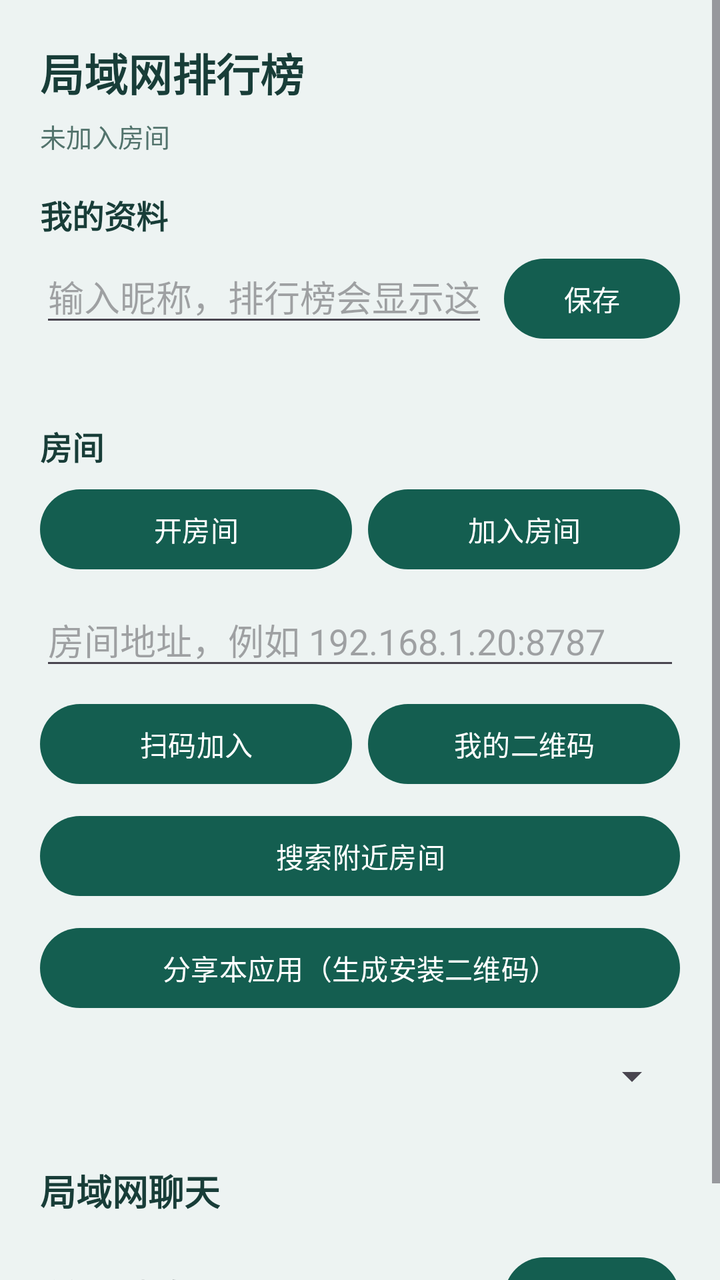
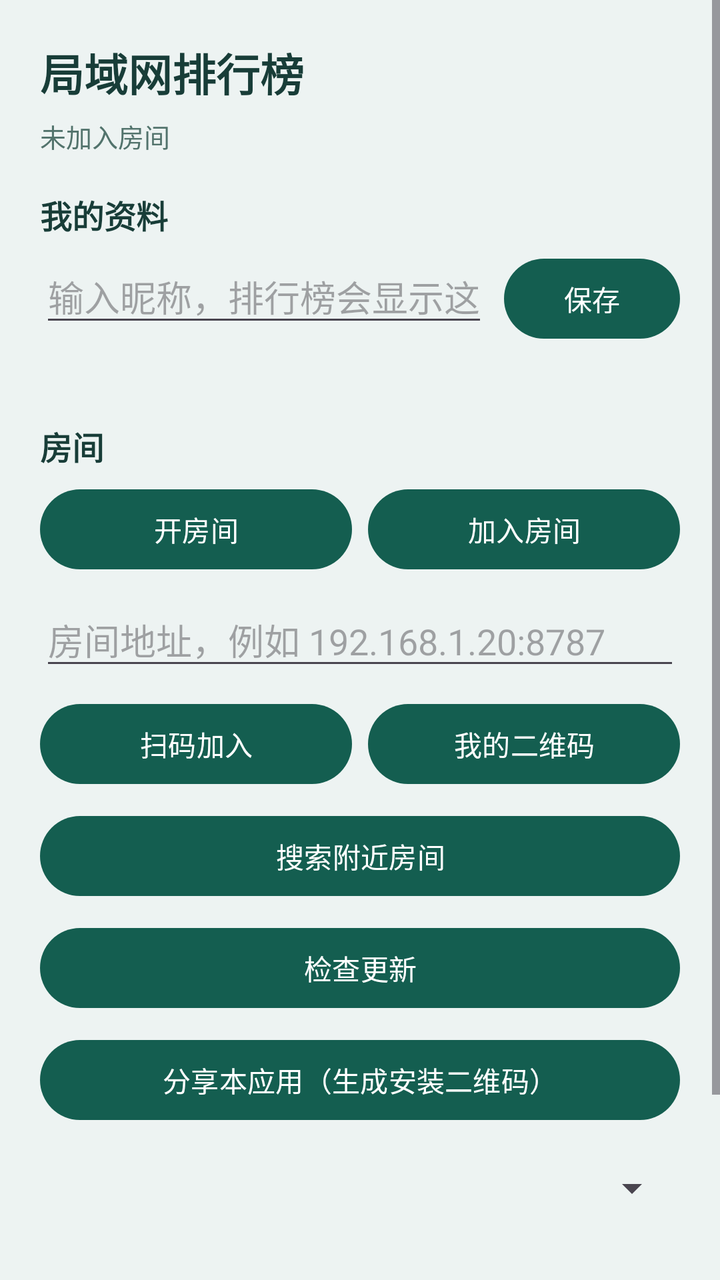

An Android layout rendered at two revisions. The XML below is the earlier revision; the diff shows what the commit changed to produce the second picture.
<!-- AndroidManifest.xml: application theme Theme.CampusSport -->
<!-- res/layout/activity_leaderboard.xml -->
<?xml version="1.0" encoding="utf-8"?>
<ScrollView xmlns:android="http://schemas.android.com/apk/res/android"
    android:layout_width="match_parent"
    android:layout_height="match_parent"
    android:background="@color/brand_bg"
    android:fillViewport="true">

    <LinearLayout
        android:layout_width="match_parent"
        android:layout_height="wrap_content"
        android:orientation="vertical"
        android:padding="20dp">

        <TextView
            android:layout_width="wrap_content"
            android:layout_height="wrap_content"
            android:text="@string/board_title"
            android:textColor="@color/brand_ink"
            android:textSize="22sp"
            android:textStyle="bold" />

        <TextView
            android:id="@+id/roomStatus"
            android:layout_width="match_parent"
            android:layout_height="wrap_content"
            android:layout_marginTop="6dp"
            android:text="@string/room_idle"
            android:textColor="@color/brand_muted"
            android:textSize="13sp" />

        
        <TextView
            android:layout_width="wrap_content"
            android:layout_height="wrap_content"
            android:layout_marginTop="18dp"
            android:text="@string/profile_title"
            android:textColor="@color/brand_ink"
            android:textSize="16sp"
            android:textStyle="bold" />

        <LinearLayout
            android:layout_width="match_parent"
            android:layout_height="wrap_content"
            android:layout_marginTop="6dp"
            android:orientation="horizontal">

            <EditText
                android:id="@+id/usernameInput"
                android:layout_width="0dp"
                android:layout_height="wrap_content"
                android:layout_weight="1"
                android:hint="@string/profile_name_hint"
                android:inputType="textPersonName"
                android:maxLength="20"
                android:maxLines="1" />

            <Button
                android:id="@+id/usernameSave"
                android:layout_width="wrap_content"
                android:layout_height="wrap_content"
                android:layout_marginStart="8dp"
                android:text="@string/profile_save" />
        </LinearLayout>

        <TextView
            android:id="@+id/myDeviceId"
            android:layout_width="match_parent"
            android:layout_height="wrap_content"
            android:layout_marginTop="4dp"
            android:textColor="@color/brand_muted"
            android:textSize="12sp" />

        
        <TextView
            android:layout_width="wrap_content"
            android:layout_height="wrap_content"
            android:layout_marginTop="18dp"
            android:text="@string/room_title"
            android:textColor="@color/brand_ink"
            android:textSize="16sp"
            android:textStyle="bold" />

        <LinearLayout
            android:layout_width="match_parent"
            android:layout_height="wrap_content"
            android:layout_marginTop="6dp"
            android:orientation="horizontal">

            <Button
                android:id="@+id/hostButton"
                android:layout_width="0dp"
                android:layout_height="wrap_content"
                android:layout_weight="1"
                android:text="@string/room_host" />

            <Button
                android:id="@+id/joinButton"
                android:layout_width="0dp"
                android:layout_height="wrap_content"
                android:layout_marginStart="8dp"
                android:layout_weight="1"
                android:text="@string/room_join" />
        </LinearLayout>

        <EditText
            android:id="@+id/roomAddress"
            android:layout_width="match_parent"
            android:layout_height="wrap_content"
            android:layout_marginTop="8dp"
            android:hint="@string/room_address_hint"
            android:inputType="textUri"
            android:maxLines="1" />

        <LinearLayout
            android:layout_width="match_parent"
            android:layout_height="wrap_content"
            android:layout_marginTop="8dp"
            android:orientation="horizontal">

            <Button
                android:id="@+id/scanButton"
                android:layout_width="0dp"
                android:layout_height="wrap_content"
                android:layout_weight="1"
                android:text="@string/room_scan" />

            <Button
                android:id="@+id/showQrButton"
                android:layout_width="0dp"
                android:layout_height="wrap_content"
                android:layout_marginStart="8dp"
                android:layout_weight="1"
                android:text="@string/room_show_qr" />
        </LinearLayout>

        <Button
            android:id="@+id/discoverButton"
            android:layout_width="match_parent"
            android:layout_height="wrap_content"
            android:layout_marginTop="8dp"
            android:text="@string/room_discover" />

        <Button
            android:id="@+id/shareAppButton"
            android:layout_width="match_parent"
            android:layout_height="wrap_content"
            android:layout_marginTop="8dp"
            android:text="@string/share_app" />

        
        <Spinner
            android:id="@+id/rangeSpinner"
            android:layout_width="match_parent"
            android:layout_height="wrap_content"
            android:layout_marginTop="18dp" />

        <LinearLayout
            android:id="@+id/boardBox"
            android:layout_width="match_parent"
            android:layout_height="wrap_content"
            android:layout_marginTop="8dp"
            android:orientation="vertical" />

        
        <TextView
            android:layout_width="wrap_content"
            android:layout_height="wrap_content"
            android:layout_marginTop="24dp"
            android:text="@string/chat_title"
            android:textColor="@color/brand_ink"
            android:textSize="18sp"
            android:textStyle="bold" />

        <LinearLayout
            android:id="@+id/chatBox"
            android:layout_width="match_parent"
            android:layout_height="wrap_content"
            android:layout_marginTop="8dp"
            android:orientation="vertical" />

        <LinearLayout
            android:layout_width="match_parent"
            android:layout_height="wrap_content"
            android:layout_marginTop="8dp"
            android:orientation="horizontal">

            <EditText
                android:id="@+id/chatInput"
                android:layout_width="0dp"
                android:layout_height="wrap_content"
                android:layout_weight="1"
                android:hint="@string/chat_hint"
                android:maxLines="1" />

            <Button
                android:id="@+id/chatSend"
                android:layout_width="wrap_content"
                android:layout_height="wrap_content"
                android:layout_marginStart="8dp"
                android:text="@string/chat_send" />
        </LinearLayout>
    </LinearLayout>
</ScrollView>
<!-- resources referenced by this layout -->
<resources>
  <color name="brand_bg">#EDF3F2</color>
  <color name="brand_ink">#183D38</color>
  <color name="brand_muted">#52736C</color>
  <string name="board_title">局域网排行榜</string>
  <string name="chat_hint">输入消息</string>
  <string name="chat_send">发送</string>
  <string name="chat_title">局域网聊天</string>
  <string name="profile_name_hint">输入昵称，排行榜会显示这个</string>
  <string name="profile_save">保存</string>
  <string name="profile_title">我的资料</string>
  <string name="room_address_hint">房间地址，例如 192.168.1.20:8787</string>
  <string name="room_discover">搜索附近房间</string>
  <string name="room_host">开房间</string>
  <string name="room_idle">未加入房间</string>
  <string name="room_join">加入房间</string>
  <string name="room_scan">扫码加入</string>
  <string name="room_show_qr">我的二维码</string>
  <string name="room_title">房间</string>
  <string name="share_app">分享本应用（生成安装二维码）</string>
  <style name="Theme.CampusSport" parent="Theme.Material3.DayNight.NoActionBar">
          <item name="colorPrimary">@color/brand_green</item>
          <item name="colorOnPrimary">#FFFFFF</item>
          <item name="colorSurface">@color/brand_bg</item>
          <item name="colorOnSurface">@color/brand_ink</item>
          <item name="android:statusBarColor">@color/brand_green</item>
          <item name="android:navigationBarColor">@color/brand_bg</item>
          <item name="android:windowLightStatusBar">false</item>
      </style>
  <color name="brand_green">#145E50</color>
</resources>

<!-- the commit's change to res/layout/activity_leaderboard.xml (unified diff, before → after) -->
@@ -141,6 +141,13 @@
             android:text="@string/room_discover" />
 
         <Button
+            android:id="@+id/checkUpdateButton"
+            android:layout_width="match_parent"
+            android:layout_height="wrap_content"
+            android:layout_marginTop="8dp"
+            android:text="@string/update_check" />
+
+        <Button
             android:id="@+id/shareAppButton"
             android:layout_width="match_parent"
             android:layout_height="wrap_content"
<!-- resource entries referenced after the edit -->
@@ -19,6 +19,7 @@
   <string name="room_show_qr">我的二维码</string>
   <string name="room_title">房间</string>
   <string name="share_app">分享本应用（生成安装二维码）</string>
+  <string name="update_check">检查更新</string>
   <style name="Theme.CampusSport" parent="Theme.Material3.DayNight.NoActionBar">
           <item name="colorPrimary">@color/brand_green</item>
           <item name="colorOnPrimary">#FFFFFF</item>
